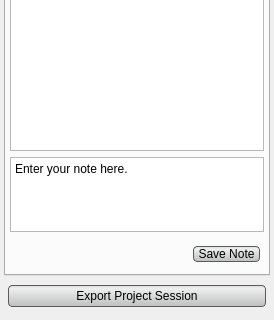
The window that src/Interface/Application/ProjectDockWidget.ui (SCIInstitute/Seg3D) describes before a commit, drawn with Qt 5; both pictures show x 0 to 274 and y 481 to 801 of the 274 by 801 pixel window.
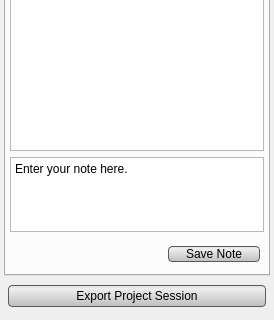
The same window after the commit. The open tabs and pages were chosen to show the change.

Commit message: fix stylesheet issues

```diff
--- a/src/Interface/Application/ProjectDockWidget.ui
+++ b/src/Interface/Application/ProjectDockWidget.ui
@@ -599,9 +599,15 @@
            </item>
            <item>
             <widget class="QPushButton" name="save_note_button_">
+             <property name="sizePolicy">
+              <sizepolicy hsizetype="Preferred" vsizetype="Fixed">
+               <horstretch>0</horstretch>
+               <verstretch>0</verstretch>
+              </sizepolicy>
+             </property>
              <property name="minimumSize">
               <size>
-               <width>75</width>
+               <width>100</width>
                <height>0</height>
               </size>
              </property>
```
Left out of the diff: 2 changed lines with no effect on the pictures. The commit also changes 1 other file.
